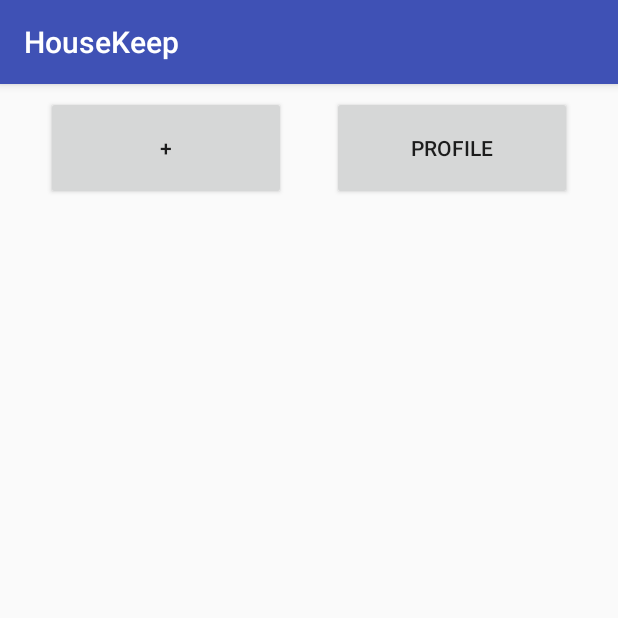
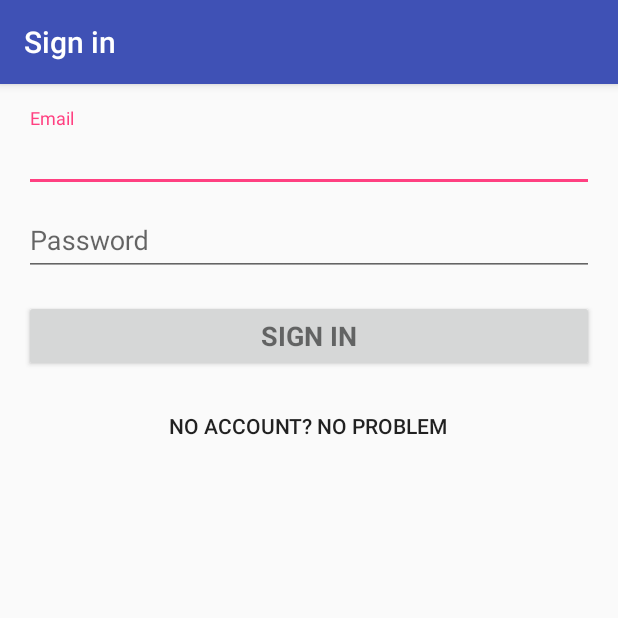
Before and after one commit to Mabrey/HouseKeep, an Android app: the screen it shows after launch (MainActivity before the commit, LoginActivity after it), on a phone screen of 412 x 824 dp, the top half of it. Run offline under Robolectric (Android 15) with nearby library versions, the phone set to English and light mode, and no system bars; 2 statements that could not run were skipped.

Commit message:
Created login page

```diff
--- a/app/build.gradle
+++ b/app/build.gradle
@@ -23,6 +23,7 @@
     implementation 'com.android.support:appcompat-v7:26.1.0'
     implementation 'com.android.support.constraint:constraint-layout:1.0.2'
     implementation 'com.google.firebase:firebase-database:11.0.4'
+    implementation 'com.android.support:design:26.1.0'
     testImplementation 'junit:junit:4.12'
     androidTestImplementation 'com.android.support.test:runner:1.0.1'
     androidTestImplementation 'com.android.support.test.espresso:espresso-core:3.0.1'
--- /dev/null
+++ b/app/src/main/java/matt/housekeep/LoginActivity.java
@@ -0,0 +1,349 @@
+package matt.housekeep;
+
+import android.animation.Animator;
+import android.animation.AnimatorListenerAdapter;
+import android.annotation.TargetApi;
+import android.content.pm.PackageManager;
+import android.support.annotation.NonNull;
+import android.support.design.widget.Snackbar;
+import android.support.v7.app.AppCompatActivity;
+import android.app.LoaderManager.LoaderCallbacks;
+
+import android.content.CursorLoader;
+import android.content.Loader;
+import android.database.Cursor;
+import android.net.Uri;
+import android.os.AsyncTask;
+
+import android.os.Build;
+import android.os.Bundle;
+import android.provider.ContactsContract;
+import android.text.TextUtils;
+import android.view.KeyEvent;
+import android.view.View;
+import android.view.View.OnClickListener;
+import android.view.inputmethod.EditorInfo;
+import android.widget.ArrayAdapter;
+import android.widget.AutoCompleteTextView;
+import android.widget.Button;
+import android.widget.EditText;
+import android.widget.TextView;
+
+import java.util.ArrayList;
+import java.util.List;
+
+import static android.Manifest.permission.READ_CONTACTS;
+
+/**
+ * A login screen that offers login via email/password.
+ */
+public class LoginActivity extends AppCompatActivity implements LoaderCallbacks<Cursor> {
+
+    /**
+     * Id to identity READ_CONTACTS permission request.
+     */
+    private static final int REQUEST_READ_CONTACTS = 0;
+
+    /**
+     * A dummy authentication store containing known user names and passwords.
+     * TODO: remove after connecting to a real authentication system.
+     */
+    private static final String[] DUMMY_CREDENTIALS = new String[]{
+            "foo@example.com:hello", "bar@example.com:world"
+    };
+    /**
+     * Keep track of the login task to ensure we can cancel it if requested.
+     */
+    private UserLoginTask mAuthTask = null;
+
+    // UI references.
+    private AutoCompleteTextView mEmailView;
+    private EditText mPasswordView;
+    private View mProgressView;
+    private View mLoginFormView;
+
+    @Override
+    protected void onCreate(Bundle savedInstanceState) {
+        super.onCreate(savedInstanceState);
+        setContentView(R.layout.activity_login);
+        // Set up the login form.
+        mEmailView = (AutoCompleteTextView) findViewById(R.id.email);
+        populateAutoComplete();
+
+        mPasswordView = (EditText) findViewById(R.id.password);
+        mPasswordView.setOnEditorActionListener(new TextView.OnEditorActionListener() {
+            @Override
+            public boolean onEditorAction(TextView textView, int id, KeyEvent keyEvent) {
+                if (id == EditorInfo.IME_ACTION_DONE || id == EditorInfo.IME_NULL) {
+                    attemptLogin();
+                    return true;
+                }
+                return false;
+            }
+        });
+
+        Button mEmailSignInButton = (Button) findViewById(R.id.email_sign_in_button);
+        mEmailSignInButton.setOnClickListener(new OnClickListener() {
+            @Override
+            public void onClick(View view) {
+                attemptLogin();
+            }
+        });
+
+        mLoginFormView = findViewById(R.id.login_form);
+        mProgressView = findViewById(R.id.login_progress);
+    }
+
+    private void populateAutoComplete() {
+        if (!mayRequestContacts()) {
+            return;
+        }
+
+        getLoaderManager().initLoader(0, null, this);
+    }
+
+    private boolean mayRequestContacts() {
+        if (Build.VERSION.SDK_INT < Build.VERSION_CODES.M) {
+            return true;
+        }
+        if (checkSelfPermission(READ_CONTACTS) == PackageManager.PERMISSION_GRANTED) {
+            return true;
+        }
+        if (shouldShowRequestPermissionRationale(READ_CONTACTS)) {
+            Snackbar.make(mEmailView, R.string.permission_rationale, Snackbar.LENGTH_INDEFINITE)
+                    .setAction(android.R.string.ok, new View.OnClickListener() {
+                        @Override
+                        @TargetApi(Build.VERSION_CODES.M)
+                        public void onClick(View v) {
+                            requestPermissions(new String[]{READ_CONTACTS}, REQUEST_READ_CONTACTS);
+                        }
+                    });
+        } else {
+            requestPermissions(new String[]{READ_CONTACTS}, REQUEST_READ_CONTACTS);
+        }
+        return false;
+    }
+
+    /**
+     * Callback received when a permissions request has been completed.
+     */
+    @Override
+    public void onRequestPermissionsResult(int requestCode, @NonNull String[] permissions,
+                                           @NonNull int[] grantResults) {
+        if (requestCode == REQUEST_READ_CONTACTS) {
+            if (grantResults.length == 1 && grantResults[0] == PackageManager.PERMISSION_GRANTED) {
+                populateAutoComplete();
+            }
+        }
+    }
+
+
+    /**
+     * Attempts to sign in or register the account specified by the login form.
+     * If there are form errors (invalid email, missing fields, etc.), the
+     * errors are presented and no actual login attempt is made.
+     */
+    private void attemptLogin() {
+        if (mAuthTask != null) {
+            return;
+        }
+
+        // Reset errors.
+        mEmailView.setError(null);
+        mPasswordView.setError(null);
+
+        // Store values at the time of the login attempt.
+        String email = mEmailView.getText().toString();
+        String password = mPasswordView.getText().toString();
+
+        boolean cancel = false;
+        View focusView = null;
+
+        // Check for a valid password, if the user entered one.
+        if (!TextUtils.isEmpty(password) && !isPasswordValid(password)) {
+            mPasswordView.setError(getString(R.string.error_invalid_password));
+            focusView = mPasswordView;
+            cancel = true;
+        }
+
+        // Check for a valid email address.
+        if (TextUtils.isEmpty(email)) {
+            mEmailView.setError(getString(R.string.error_field_required));
+            focusView = mEmailView;
+            cancel = true;
+        } else if (!isEmailValid(email)) {
+            mEmailView.setError(getString(R.string.error_invalid_email));
+            focusView = mEmailView;
+            cancel = true;
+        }
+
+        if (cancel) {
+            // There was an error; don't attempt login and focus the first
+            // form field with an error.
+            focusView.requestFocus();
+        } else {
+            // Show a progress spinner, and kick off a background task to
+            // perform the user login attempt.
+            showProgress(true);
+            mAuthTask = new UserLoginTask(email, password);
+            mAuthTask.execute((Void) null);
+        }
+    }
+
+    private boolean isEmailValid(String email) {
+        //TODO: Replace this with your own logic
+        return email.contains("@");
+    }
+
+    private boolean isPasswordValid(String password) {
+        //TODO: Replace this with your own logic
+        return password.length() > 4;
+    }
+
+    /**
+     * Shows the progress UI and hides the login form.
+     */
+    @TargetApi(Build.VERSION_CODES.HONEYCOMB_MR2)
+    private void showProgress(final boolean show) {
+        // On Honeycomb MR2 we have the ViewPropertyAnimator APIs, which allow
+        // for very easy animations. If available, use these APIs to fade-in
+        // the progress spinner.
+        if (Build.VERSION.SDK_INT >= Build.VERSION_CODES.HONEYCOMB_MR2) {
+            int shortAnimTime = getResources().getInteger(android.R.integer.config_shortAnimTime);
+
+            mLoginFormView.setVisibility(show ? View.GONE : View.VISIBLE);
+            mLoginFormView.animate().setDuration(shortAnimTime).alpha(
+                    show ? 0 : 1).setListener(new AnimatorListenerAdapter() {
+                @Override
+                public void onAnimationEnd(Animator animation) {
+                    mLoginFormView.setVisibility(show ? View.GONE : View.VISIBLE);
+                }
+            });
+
+            mProgressView.setVisibility(show ? View.VISIBLE : View.GONE);
+            mProgressView.animate().setDuration(shortAnimTime).alpha(
+                    show ? 1 : 0).setListener(new AnimatorListenerAdapter() {
+                @Override
+                public void onAnimationEnd(Animator animation) {
+                    mProgressView.setVisibility(show ? View.VISIBLE : View.GONE);
+                }
+            });
+        } else {
+            // The ViewPropertyAnimator APIs are not available, so simply show
+            // and hide the relevant UI components.
+            mProgressView.setVisibility(show ? View.VISIBLE : View.GONE);
+            mLoginFormView.setVisibility(show ? View.GONE : View.VISIBLE);
+        }
+    }
+
+    @Override
+    public Loader<Cursor> onCreateLoader(int i, Bundle bundle) {
+        return new CursorLoader(this,
+                // Retrieve data rows for the device user's 'profile' contact.
+                Uri.withAppendedPath(ContactsContract.Profile.CONTENT_URI,
+                        ContactsContract.Contacts.Data.CONTENT_DIRECTORY), ProfileQuery.PROJECTION,
+
+                // Select only email addresses.
+                ContactsContract.Contacts.Data.MIMETYPE +
+                        " = ?", new String[]{ContactsContract.CommonDataKinds.Email
+                .CONTENT_ITEM_TYPE},
+
+                // Show primary email addresses first. Note that there won't be
+                // a primary email address if the user hasn't specified one.
+                ContactsContract.Contacts.Data.IS_PRIMARY + " DESC");
+    }
+
+    @Override
+    public void onLoadFinished(Loader<Cursor> cursorLoader, Cursor cursor) {
+        List<String> emails = new ArrayList<>();
+        cursor.moveToFirst();
+        while (!cursor.isAfterLast()) {
+            emails.add(cursor.getString(ProfileQuery.ADDRESS));
+            cursor.moveToNext();
+        }
+
+        addEmailsToAutoComplete(emails);
+    }
+
+    @Override
+    public void onLoaderReset(Loader<Cursor> cursorLoader) {
+
+    }
+
+    private void addEmailsToAutoComplete(List<String> emailAddressCollection) {
+        //Create adapter to tell the AutoCompleteTextView what to show in its dropdown list.
+        ArrayAdapter<String> adapter =
+                new ArrayAdapter<>(LoginActivity.this,
+                        android.R.layout.simple_dropdown_item_1line, emailAddressCollection);
+
+        mEmailView.setAdapter(adapter);
+    }
+
+
+    private interface ProfileQuery {
+        String[] PROJECTION = {
+                ContactsContract.CommonDataKinds.Email.ADDRESS,
+                ContactsContract.CommonDataKinds.Email.IS_PRIMARY,
+        };
+
+        int ADDRESS = 0;
+        int IS_PRIMARY = 1;
+    }
+
+    /**
+     * Represents an asynchronous login/registration task used to authenticate
+     * the user.
+     */
+    public class UserLoginTask extends AsyncTask<Void, Void, Boolean> {
+
+        private final String mEmail;
+        private final String mPassword;
+
+        UserLoginTask(String email, String password) {
+            mEmail = email;
+            mPassword = password;
+        }
+
+        @Override
+        protected Boolean doInBackground(Void... params) {
+            // TODO: attempt authentication against a network service.
+
+            try {
+                // Simulate network access.
+                Thread.sleep(2000);
+            } catch (InterruptedException e) {
+                return false;
+            }
+
+            for (String credential : DUMMY_CREDENTIALS) {
+                String[] pieces = credential.split(":");
+                if (pieces[0].equals(mEmail)) {
+                    // Account exists, return true if the password matches.
+                    return pieces[1].equals(mPassword);
+                }
+            }
+
+            // TODO: register the new account here.
+            return true;
+        }
+
+        @Override
+        protected void onPostExecute(final Boolean success) {
+            mAuthTask = null;
+            showProgress(false);
+
+            if (success) {
+                finish();
+            } else {
+                mPasswordView.setError(getString(R.string.error_incorrect_password));
+                mPasswordView.requestFocus();
+            }
+        }
+
+        @Override
+        protected void onCancelled() {
+            mAuthTask = null;
+            showProgress(false);
+        }
+    }
+}
--- a/app/src/main/java/matt/housekeep/MainActivity.java
+++ b/app/src/main/java/matt/housekeep/MainActivity.java
@@ -1,5 +1,6 @@
 package matt.housekeep;
 
+import android.content.Intent;
 import android.support.v7.app.AppCompatActivity;
 import android.os.Bundle;
 
@@ -8,6 +9,13 @@
     @Override
     protected void onCreate(Bundle savedInstanceState) {
         super.onCreate(savedInstanceState);
-        setContentView(R.layout.activity_main);
+
+        Intent activityIntent;
+        activityIntent = new Intent(this, LoginActivity.class);
+
+        startActivity(activityIntent);
+        finish();
+        //setContentView(R.layout.activity_main);
+
     }
 }
--- /dev/null
+++ b/app/src/main/res/layout/activity_login.xml
@@ -0,0 +1,88 @@
+<?xml version="1.0" encoding="utf-8"?>
+<LinearLayout xmlns:android="http://schemas.android.com/apk/res/android"
+    xmlns:tools="http://schemas.android.com/tools"
+    android:layout_width="match_parent"
+    android:layout_height="match_parent"
+    android:gravity="center_horizontal"
+    android:orientation="vertical"
+    android:paddingBottom="@dimen/activity_vertical_margin"
+    android:paddingLeft="@dimen/activity_horizontal_margin"
+    android:paddingRight="@dimen/activity_horizontal_margin"
+    android:paddingTop="@dimen/activity_vertical_margin"
+    tools:context=".LoginActivity">
+
+    <!-- Login progress -->
+    <ProgressBar
+        android:id="@+id/login_progress"
+        style="?android:attr/progressBarStyleLarge"
+        android:layout_width="wrap_content"
+        android:layout_height="wrap_content"
+        android:layout_marginBottom="8dp"
+        android:visibility="gone" />
+
+    <ScrollView
+        android:id="@+id/login_form"
+        android:layout_width="match_parent"
+        android:layout_height="188dp">
+
+        <LinearLayout
+            android:id="@+id/email_login_form"
+            android:layout_width="match_parent"
+            android:layout_height="wrap_content"
+            android:orientation="vertical">
+
+            <android.support.design.widget.TextInputLayout
+                android:layout_width="match_parent"
+                android:layout_height="wrap_content">
+
+                <AutoCompleteTextView
+                    android:id="@+id/email"
+                    android:layout_width="match_parent"
+                    android:layout_height="wrap_content"
+                    android:hint="@string/prompt_email"
+                    android:inputType="textEmailAddress"
+                    android:maxLines="1"
+                    android:singleLine="true" />
+
+            </android.support.design.widget.TextInputLayout>
+
+            <android.support.design.widget.TextInputLayout
+                android:layout_width="match_parent"
+                android:layout_height="wrap_content">
+
+                <EditText
+                    android:id="@+id/password"
+                    android:layout_width="match_parent"
+                    android:layout_height="wrap_content"
+                    android:hint="@string/prompt_password"
+                    android:imeActionId="6"
+                    android:imeActionLabel="@string/action_sign_in_short"
+                    android:imeOptions="actionUnspecified"
+                    android:inputType="textPassword"
+                    android:maxLines="1"
+                    android:singleLine="true" />
+
+            </android.support.design.widget.TextInputLayout>
+
+            <Button
+                android:id="@+id/email_sign_in_button"
+                style="?android:textAppearanceSmall"
+                android:layout_width="match_parent"
+                android:layout_height="wrap_content"
+                android:layout_marginTop="16dp"
+                android:baselineAligned="false"
+                android:text="@string/action_sign_in_short"
+                android:textSize="18sp"
+                android:textStyle="bold" />
+
+        </LinearLayout>
+    </ScrollView>
+
+    <Button
+        android:id="@+id/button4"
+        style="@android:style/Widget.DeviceDefault.Button.Borderless"
+        android:layout_width="wrap_content"
+        android:layout_height="wrap_content"
+        android:text="@string/create_account" />
+
+</LinearLayout>
--- /dev/null
+++ b/app/src/main/res/values/dimens.xml
@@ -0,0 +1,5 @@
+<resources>
+    <!-- Default screen margins, per the Android Design guidelines. -->
+    <dimen name="activity_horizontal_margin">16dp</dimen>
+    <dimen name="activity_vertical_margin">16dp</dimen>
+</resources>
--- a/app/src/main/res/values/strings.xml
+++ b/app/src/main/res/values/strings.xml
@@ -4,6 +4,20 @@
     <string name="buttom">Press Me</string>
     <string name="edit_message">Enter Message</string>
     <string name="button_send">Send</string>
+    <string name="title_activity_login">Sign in</string>
+
+    <!-- Strings related to login -->
+    <string name="prompt_email">Email</string>
+    <string name="prompt_password">Password</string>
+    <string name="action_sign_in">Sign in or register</string>
+    <string name="action_sign_in_short">Sign in</string>
+    <string name="error_invalid_email">This email address is invalid</string>
+    <string name="error_invalid_password">This password is too short</string>
+    <string name="error_incorrect_password">This password is incorrect</string>
+    <string name="error_field_required">This field is required</string>
+    <string name="permission_rationale">"Contacts permissions are needed for providing email
+        completions."</string>
+    <string name="create_account">"No Account? No Problem"</string>
 
 
 </resources>
```
Also changed, not shown: app/src/main/AndroidManifest.xml (+11 -1 lines).
